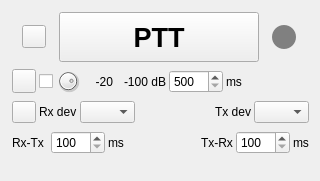
First picture: the form in plugins/feature/simpleptt/simplepttgui.ui, repository f4exb/sdrangel, before the edit.
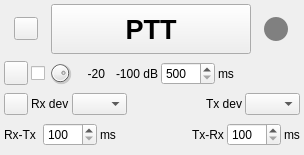
Second picture: the form after the edit. Icons and pictures are not drawn. Custom widgets are drawn as their Qt base class.

```diff
--- a/plugins/feature/simpleptt/simplepttgui.ui
+++ b/plugins/feature/simpleptt/simplepttgui.ui
@@ -6,26 +6,26 @@
    <rect>
     <x>0</x>
     <y>0</y>
-    <width>320</width>
-    <height>181</height>
+    <width>304</width>
+    <height>155</height>
    </rect>
   </property>
   <property name="sizePolicy">
-   <sizepolicy hsizetype="Minimum" vsizetype="Minimum">
+   <sizepolicy hsizetype="Fixed" vsizetype="Fixed">
     <horstretch>0</horstretch>
     <verstretch>0</verstretch>
    </sizepolicy>
   </property>
   <property name="minimumSize">
    <size>
-    <width>320</width>
-    <height>100</height>
+    <width>304</width>
+    <height>155</height>
    </size>
   </property>
   <property name="maximumSize">
    <size>
-    <width>320</width>
-    <height>16777215</height>
+    <width>304</width>
+    <height>155</height>
    </size>
   </property>
   <property name="font">
@@ -40,9 +40,9 @@
   <widget class="QWidget" name="settingsContainer" native="true">
    <property name="geometry">
     <rect>
-     <x>10</x>
-     <y>10</y>
-     <width>301</width>
+     <x>2</x>
+     <y>2</y>
+     <width>300</width>
      <height>151</height>
     </rect>
    </property>
```
